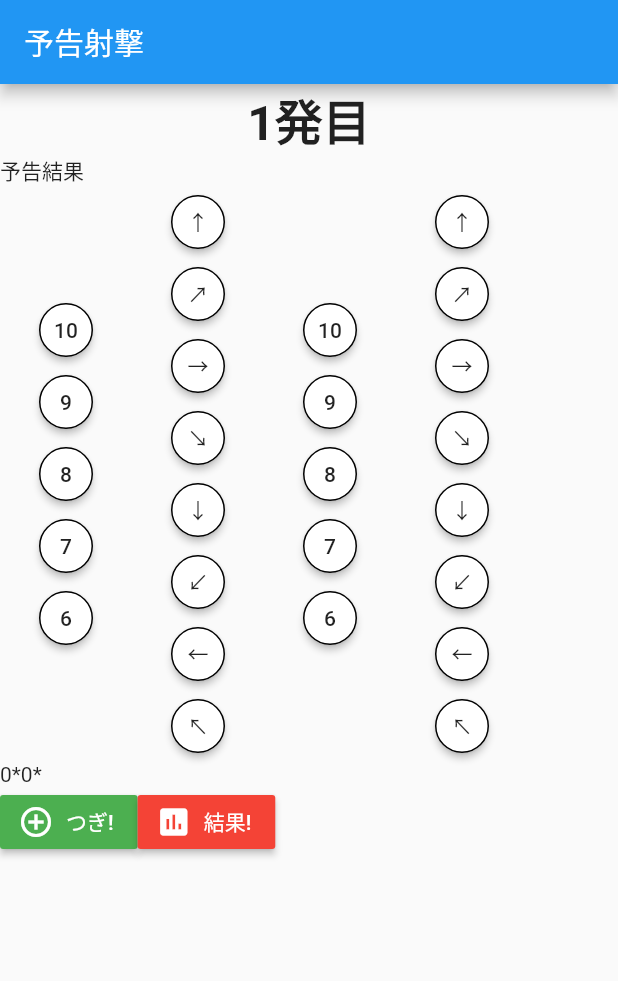
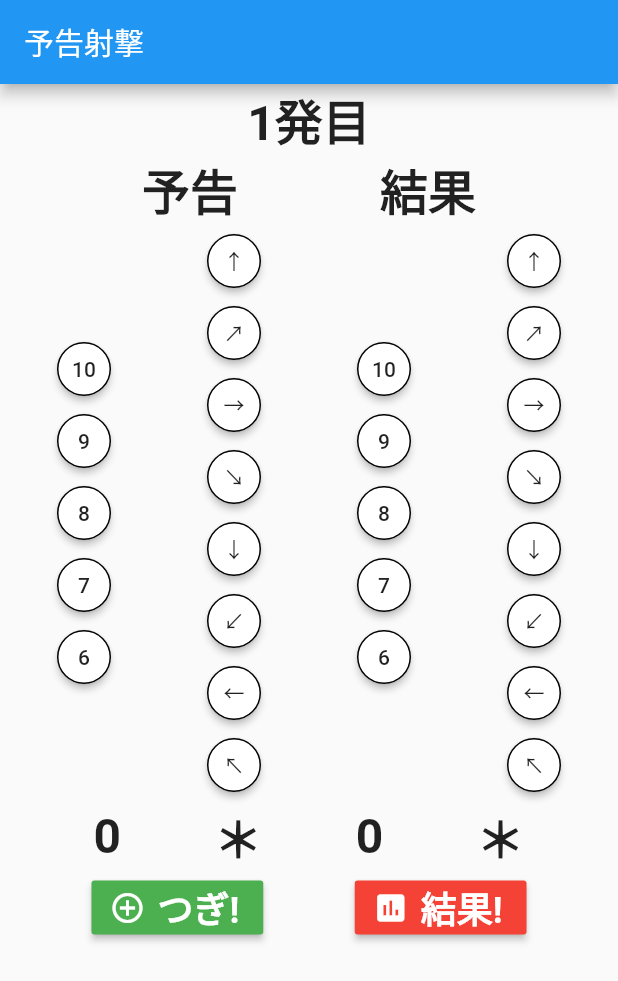
Before and after one commit to s-ariga/shoot_practice, a Flutter app: the screen it shows after launch, on a phone screen of 412 x 824 dp. Shown: the top 981 px of the screen. Run offline on Flutter 3.47's test engine with Material 2 defaults, Android fonts, the phone set to English and light mode, and no system bars.

Commit message:
表示の修正

```diff
--- a/lib/main.dart
+++ b/lib/main.dart
@@ -7,6 +7,7 @@ void main() {
   // アプリ起動
   runApp(new ShootApp());
 }
+
 class ShootApp extends StatelessWidget {
 // アプリのセットアップ
   @override
@@ -25,19 +26,18 @@ class ShootApp extends StatelessWidget {
         home: new ShootHome(),
         routes: {
           ResultPage.routeName: (context) => ResultPage(),
-      }
-    );
+        });
   }
 }
 
 class ShootHome extends StatefulWidget {
   ShootHome({Key key}) : super(key: key);
+
   @override
   _ShootHomeState createState() => new _ShootHomeState();
 }
 
 class _ShootHomeState extends State<ShootHome> {
-
   Shots _shots;
   int _scorePredict;
   String _dirPredict;
@@ -45,7 +45,7 @@ class _ShootHomeState extends State<ShootHome> {
   String _dirActual;
 
   final int _scoreInit = 0;
-  final String _dirInit = "*";
+  final String _dirInit = "＊";
 
   _ShootHomeState() {
     _shots = new Shots();
@@ -67,9 +67,9 @@ class _ShootHomeState extends State<ShootHome> {
             position: offsetAnimation,
             child: child,
           );
+        });
   }
-    );
-  }
+
   @override
   Widget build(BuildContext context) {
     // return Scaffoldでページを返す
@@ -77,48 +77,57 @@ class _ShootHomeState extends State<ShootHome> {
       appBar: new AppBar(
         title: new Text('予告射撃'),
       ),
-      body: Center(
+      body: Container(
         child: Column(
           children: <Widget>[
             // 丸数字
-            Text('${_shots.shots+1}発目',
-            style: new TextStyle(
-              fontSize: 32.0,
-              fontWeight: FontWeight.w600
-            )
-            ),
+            Text('${_shots.shots + 1}発目',
+                style: TextStyle(fontSize: 32.0, fontWeight: FontWeight.w600)),
             // 文字か画像
             Row(
+                mainAxisAlignment: MainAxisAlignment.spaceEvenly,
                 crossAxisAlignment: CrossAxisAlignment.center,
                 children: <Widget>[
-                Text('予告'),
-                Text('結果'),
-              ]
-            ),
+                  Text('予告',
+                      style: TextStyle(
+                          fontSize: 32.0, fontWeight: FontWeight.w600)),
+                  Text('結果',
+                      style: TextStyle(
+                          fontSize: 32.0, fontWeight: FontWeight.w600)),
+                ]),
             Row(
+                mainAxisAlignment: MainAxisAlignment.spaceEvenly,
                 children: <Widget>[
                   _buildScoreButtons(),
                   _buildDirectionButtons(),
                   _buildActualScoreButtons(),
                   _buildActualDirectionButtons(),
-              ]
-            ),
+                ]),
+            Row(mainAxisAlignment: MainAxisAlignment.spaceEvenly, children: <
+                Widget>[
+              Text('$_scorePredict',
+                  style:
+                      TextStyle(fontSize: 32.0, fontWeight: FontWeight.w600)),
+              Text(_dirPredict,
+                  style:
+                      TextStyle(fontSize: 32.0, fontWeight: FontWeight.w600)),
+              Text('$_scoreActual',
+                  style:
+                      TextStyle(fontSize: 32.0, fontWeight: FontWeight.w600)),
+              Text(_dirActual,
+                  style:
+                      TextStyle(fontSize: 32.0, fontWeight: FontWeight.w600)),
+            ]),
             Row(
-              children: <Widget>[
-                Text('$_scorePredict'),
-                Text(_dirPredict),
-                Text('$_scoreActual'),
-                Text(_dirActual),
-              ]
-            ),
-            Row(
+              mainAxisAlignment: MainAxisAlignment.spaceEvenly,
               children: <Widget>[
                 RaisedButton.icon(
                   icon: Icon(
                     Icons.add_circle_outline,
                     color: Colors.white,
                   ),
-                  label: Text('つぎ!'),
+                  label: Text('つぎ!',style:
+                  TextStyle(fontSize: 24.0, fontWeight: FontWeight.w600)),
                   color: Colors.green,
                   textColor: Colors.white,
                   onPressed: _nextPressed,
@@ -128,7 +137,8 @@ class _ShootHomeState extends State<ShootHome> {
                     Icons.assessment,
                     color: Colors.white,
                   ),
-                  label: Text('結果!'),
+                  label: Text('結果!',style:
+                  TextStyle(fontSize: 24.0, fontWeight: FontWeight.w600)),
                   color: Colors.red,
                   textColor: Colors.white,
                   onPressed: () {
@@ -147,7 +157,7 @@ class _ShootHomeState extends State<ShootHome> {
   }
 
   void _nextPressed() {
-    if(_scoreActual != 0 && _dirActual != "?") {
+    if (_scoreActual != 0 && _dirActual != "?") {
       setState(() {
         _shots.shots++;
         _shots.pushResult(_scorePredict, _dirPredict, _scoreActual, _dirActual);
@@ -160,7 +170,7 @@ class _ShootHomeState extends State<ShootHome> {
   }
 
   static const score = [10, 9, 8, 7, 6];
-  static const direction = ['↑','↗','→','↘','↓','↙','←','↖'];
+  static const direction = ['↑', '↗', '→', '↘', '↓', '↙', '←', '↖'];
 
   Widget _buildScoreButtons() {
     return Column(
@@ -171,8 +181,7 @@ class _ShootHomeState extends State<ShootHome> {
   List<Widget> _buildScoreButton() {
     List<Widget> buttons = [];
     for (var s in score) {
-      buttons.add(
-          RaisedButton(
+      buttons.add(RaisedButton(
         child: Text("$s"),
         color: Colors.white,
         shape: CircleBorder(
@@ -185,8 +194,7 @@ class _ShootHomeState extends State<ShootHome> {
         onPressed: () {
           setState(() => _scorePredict = s);
         },
-          )
-      );
+      ));
     }
     return buttons;
   }
@@ -227,8 +235,7 @@ class _ShootHomeState extends State<ShootHome> {
   List<Widget> _buildActualScoreButton() {
     List<Widget> buttons = [];
     for (var s in score) {
-      buttons.add(
-          RaisedButton(
+      buttons.add(RaisedButton(
         child: Text("$s"),
         color: Colors.white,
         shape: CircleBorder(
@@ -241,8 +248,7 @@ class _ShootHomeState extends State<ShootHome> {
         onPressed: () {
           setState(() => _scoreActual = s);
         },
-          )
-      );
+      ));
     }
     return buttons;
   }
```
Also changed, not shown: lib/result.dart (+25 -35 lines). Lines whose indentation alone changed are shown as unchanged.
